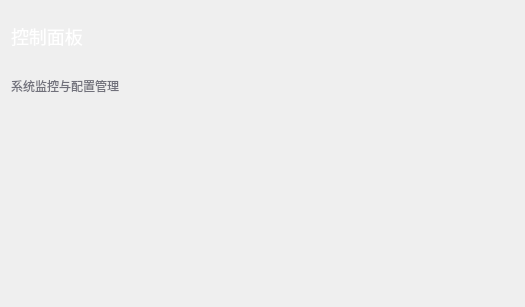
Old version of the form GUI/resource/ui/dashboard_plugin/dashboard_widget.ui in the repository xiaoyu12139/zengnui-manage.
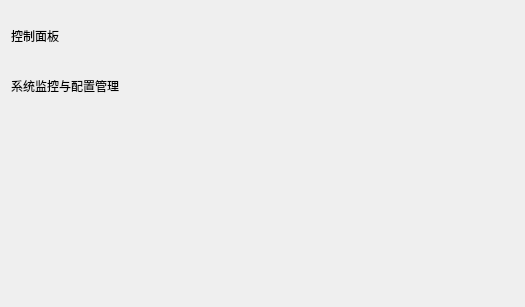
New version of the form.

```diff
--- a/GUI/resource/ui/dashboard_plugin/dashboard_widget.ui
+++ b/GUI/resource/ui/dashboard_plugin/dashboard_widget.ui
@@ -59,8 +59,7 @@
          <item>
           <widget class="QLabel" name="pageTitle">
            <property name="styleSheet">
-            <string notr="true">font-size: 18px;
-color: rgb(255, 255, 255);</string>
+            <string notr="true"/>
            </property>
            <property name="text">
             <string>控制面板</string>
@@ -104,7 +103,7 @@
          <item>
           <widget class="QLabel" name="pageDesc">
            <property name="styleSheet">
-            <string notr="true">color: #71717B</string>
+            <string notr="true"/>
            </property>
            <property name="text">
             <string>系统监控与配置管理</string>
```
